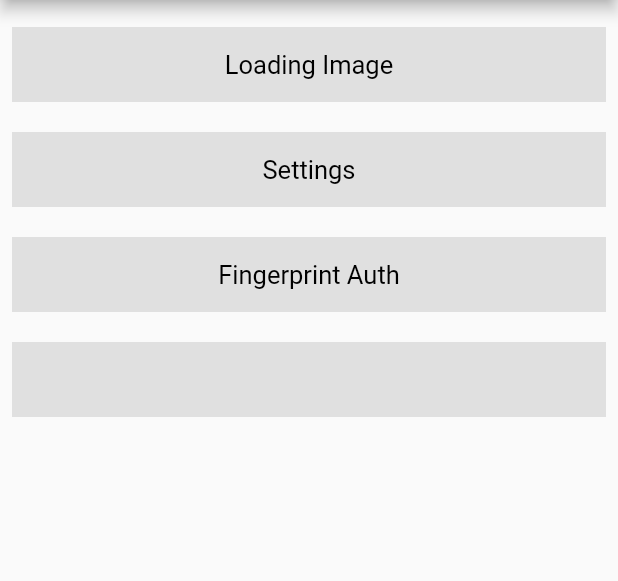
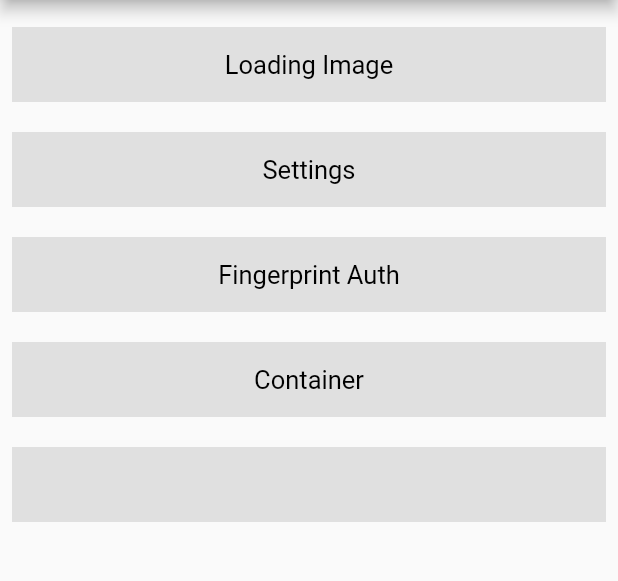
Before and after one commit to evansmwenda/flutterWidgets, a Flutter app: the screen it shows after launch, on a phone screen of 412 x 824 dp, the part 84-665 px from its top. Run offline on Flutter 3.47's test engine with Material 2 defaults, Android fonts, the phone set to English and light mode, and no system bars; our stand-ins replace local_auth; missing offline and left inert: dart:ffi.

Commit message:
added container widget

```diff
--- a/lib/main.dart
+++ b/lib/main.dart
@@ -1,4 +1,5 @@
 import 'package:flutter/material.dart';
+import 'package:flutter_demo/screens/container.dart';
 import 'package:flutter_demo/screens/fingerprint_auth.dart';
 import 'package:flutter_demo/screens/homepage.dart';
 import 'package:flutter_demo/screens/settings.dart';
@@ -21,6 +22,7 @@ void main() {
         LoadingImage.routeName: (context) => LoadingImage(),//LoadingImage page
         Settings.routeName: (context) => Settings(),//Settings page
         FingerPrintAuth.routeName: (context) => FingerPrintAuth(),//FingerPrintAuth
+        ContainerWidget.routeName: (context) => ContainerWidget(),//ContainerWidget
 
 
       },
--- a/lib/screens/homepage.dart
+++ b/lib/screens/homepage.dart
@@ -1,4 +1,5 @@
 import 'package:flutter/material.dart';
+import 'package:flutter_demo/screens/container.dart';
 import 'package:flutter_demo/screens/fingerprint_auth.dart';
 import 'package:flutter_demo/screens/settings.dart';
 import 'package:flutter_demo/widgets/loadingimage.dart';
@@ -18,6 +19,9 @@ class Homepage extends StatelessWidget {
     }
     void _gotoFingerPrint() {
       Navigator.pushNamed(context, FingerPrintAuth.routeName);
+    }
+    void _gotoContainerWidget() {
+      Navigator.pushNamed(context, ContainerWidget.routeName);
     }
 
     return Scaffold(
@@ -73,6 +77,23 @@ class Homepage extends StatelessWidget {
                 child: Center(
                   child: Text(
                     'Fingerprint Auth',
+                    style: TextStyle(color: Colors.black, fontSize: 17),
+                  ),
+                ),
+              ),
+            ),
+            GestureDetector(
+              onTap: () {
+                // handlers[index];
+                _gotoContainerWidget();
+              },
+              child: Container(
+                height: 50,
+                margin: EdgeInsets.symmetric(vertical: 10),
+                color: Colors.grey[300],
+                child: Center(
+                  child: Text(
+                    'Container',
                     style: TextStyle(color: Colors.black, fontSize: 17),
                   ),
                 ),
```
Also changed, not shown: lib/screens/container.dart (added, +47 -0 lines).
